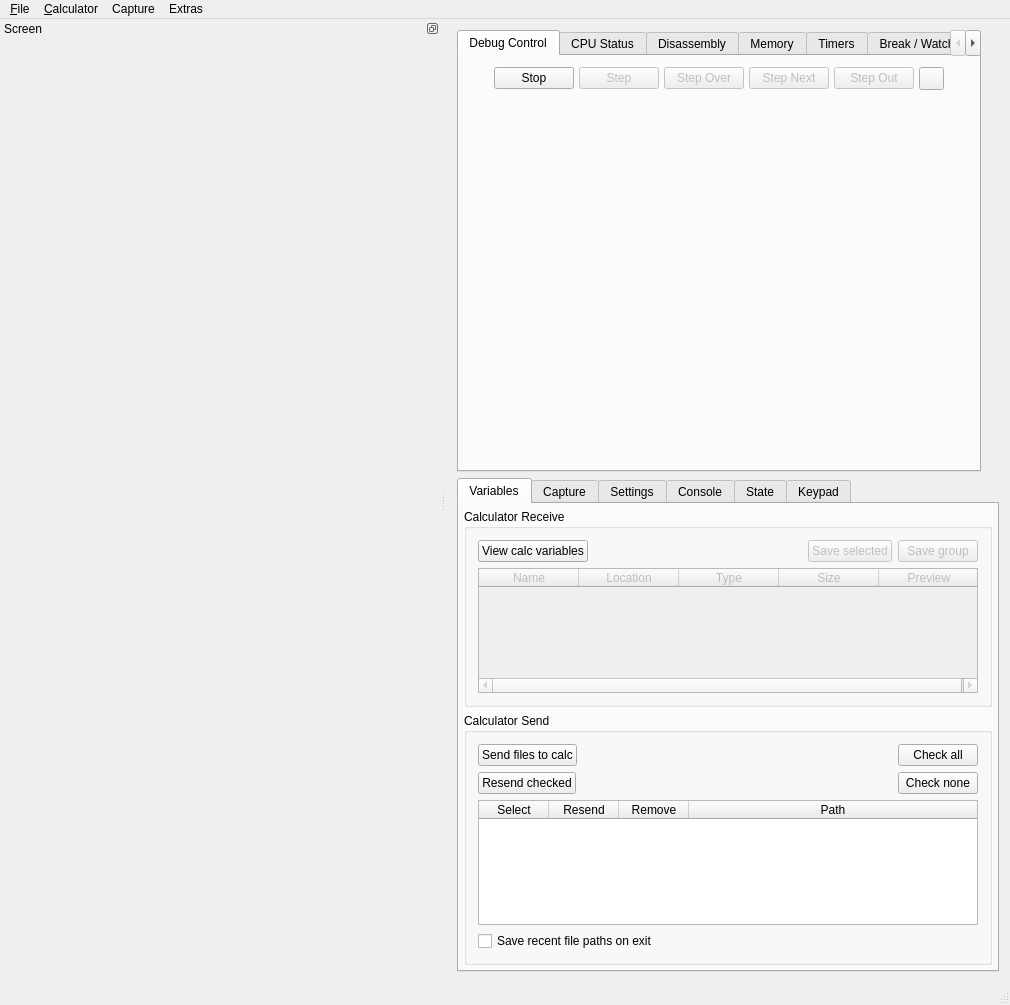
Old version of the form gui/qt/mainwindow.ui in the repository CE-Programming/CEmu.
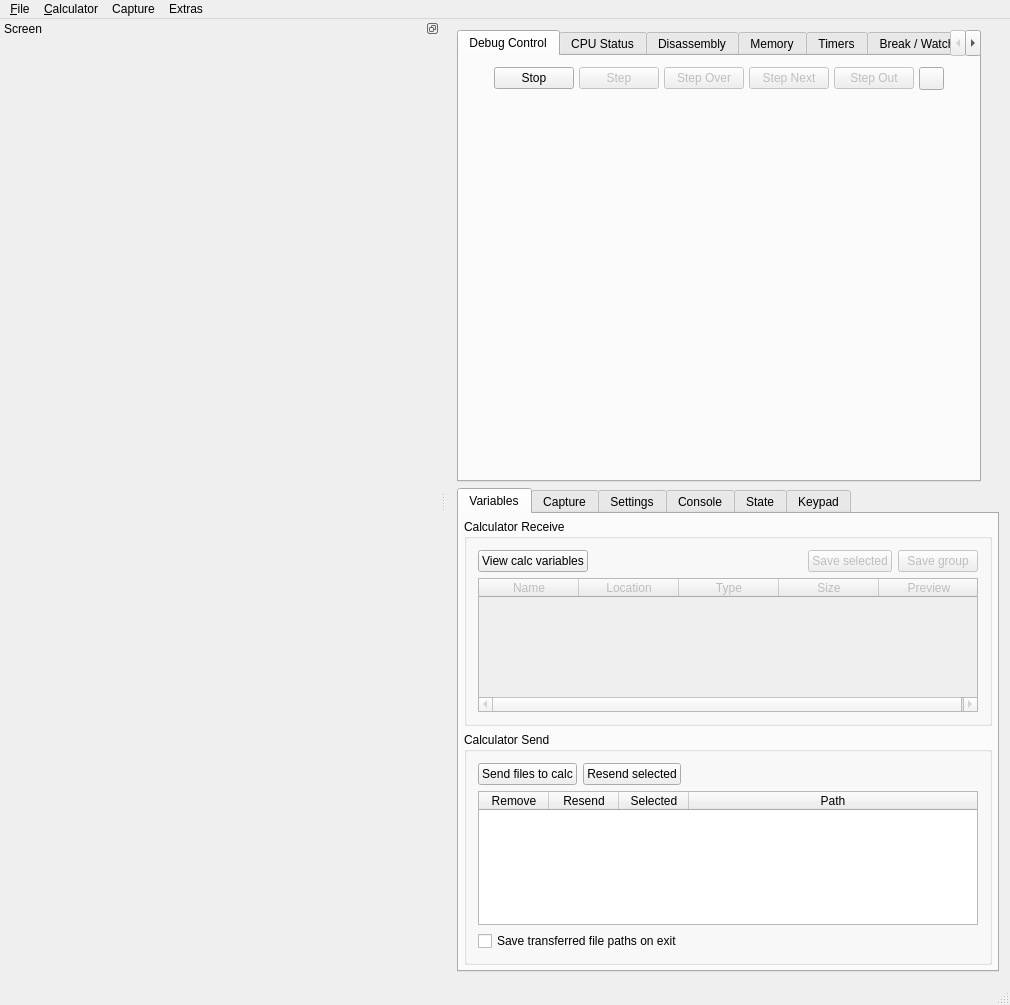
New version of the form. The open tabs and pages were chosen to show the change. Icons and pictures are not drawn. Custom widgets are drawn as their Qt base class.

Commit message: make the recent var view better

The edit to the form file:
```diff
--- a/gui/qt/mainwindow.ui
+++ b/gui/qt/mainwindow.ui
@@ -6604,7 +6604,7 @@
              </attribute>
              <column>
               <property name="text">
-               <string>Select</string>
+               <string>Remove</string>
               </property>
              </column>
              <column>
@@ -6614,7 +6614,7 @@
              </column>
              <column>
               <property name="text">
-               <string>Remove</string>
+               <string>Selected</string>
               </property>
              </column>
              <column>
@@ -6630,11 +6630,6 @@
               <number>0</number>
              </property>
              <item>
-              <layout class="QVBoxLayout" name="verticalLayout_17">
-               <property name="rightMargin">
-                <number>0</number>
-               </property>
-               <item>
                 <widget class="QPushButton" name="buttonSend">
                  <property name="sizePolicy">
                   <sizepolicy hsizetype="Maximum" vsizetype="Maximum">
@@ -6663,15 +6658,13 @@
                   </sizepolicy>
                  </property>
                  <property name="text">
-                  <string>Resend checked</string>
+                <string>Resend selected</string>
                  </property>
                  <property name="icon">
                   <iconset resource="resources.qrc">
                    <normaloff>:/icons/resources/icons/variables.png</normaloff>:/icons/resources/icons/variables.png</iconset>
                  </property>
                 </widget>
-               </item>
-              </layout>
              </item>
              <item>
               <spacer name="horizontalSpacer_2">
@@ -6694,38 +6687,6 @@
                <property name="bottomMargin">
                 <number>0</number>
                </property>
-               <item>
-                <layout class="QVBoxLayout" name="verticalLayout_26">
-                 <property name="rightMargin">
-                  <number>0</number>
-                 </property>
-                 <property name="bottomMargin">
-                  <number>0</number>
-                 </property>
-                 <item>
-                  <widget class="QPushButton" name="buttonSelectVars">
-                   <property name="text">
-                    <string>Check all</string>
-                   </property>
-                   <property name="icon">
-                    <iconset resource="resources.qrc">
-                     <normaloff>:/icons/resources/icons/run.png</normaloff>:/icons/resources/icons/run.png</iconset>
-                   </property>
-                  </widget>
-                 </item>
-                 <item>
-                  <widget class="QPushButton" name="buttonDeselectVars">
-                   <property name="text">
-                    <string>Check none</string>
-                   </property>
-                   <property name="icon">
-                    <iconset resource="resources.qrc">
-                     <normaloff>:/icons/resources/icons/minus.png</normaloff>:/icons/resources/icons/minus.png</iconset>
-                   </property>
-                  </widget>
-                 </item>
-                </layout>
-               </item>
               </layout>
              </item>
             </layout>
@@ -6733,7 +6694,7 @@
            <item row="3" column="0">
             <widget class="QCheckBox" name="checkSaveRecent">
              <property name="text">
-              <string>Save recent file paths on exit</string>
+              <string>Save transferred file paths on exit</string>
              </property>
             </widget>
            </item>
```
Left out of the diff: 4 changed lines with no effect on the pictures. Lines whose indentation alone changed are shown as unchanged. The commit also changes 9 other files.
